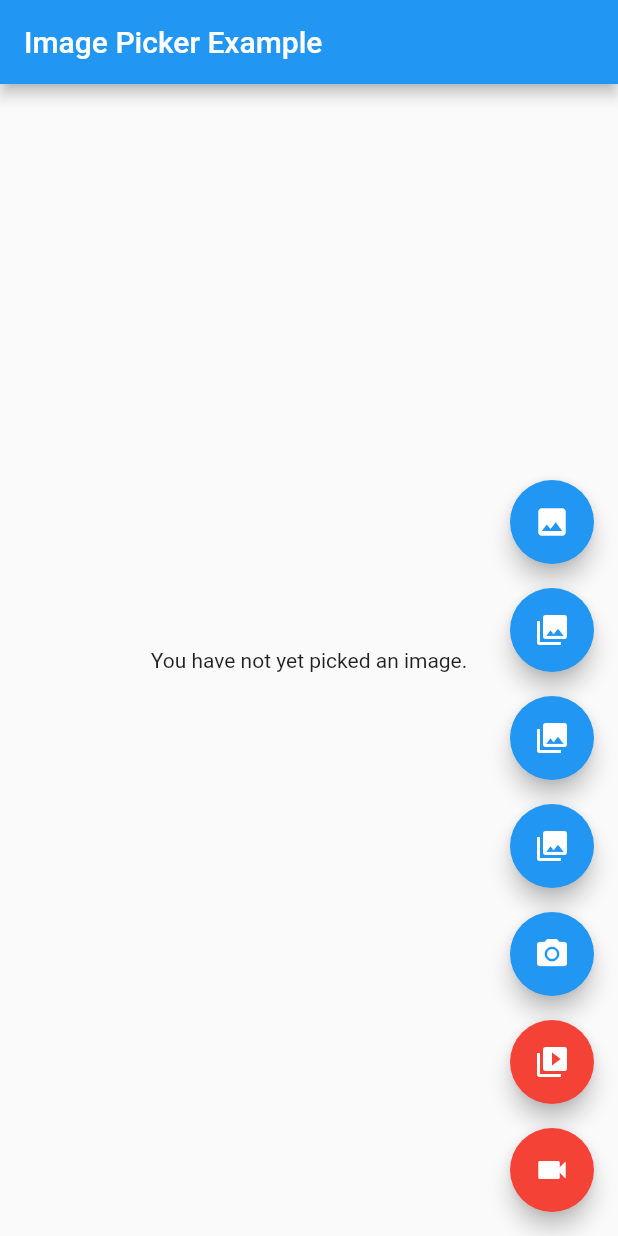
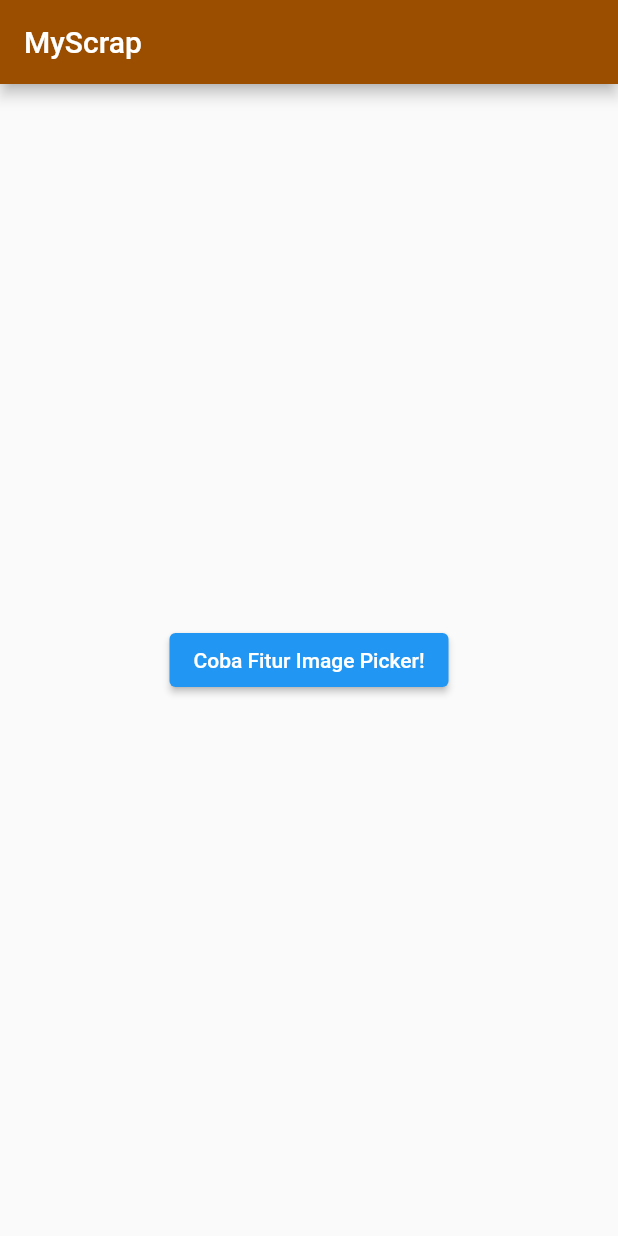
Before and after one commit to charlesbintang/flutter_rootproject, a Flutter app: the screen it shows after launch, on a phone screen of 412 x 824 dp. Run offline on Flutter 3.47's test engine with Material 2 defaults, Android fonts, the phone set to English and light mode, and no system bars; our stand-ins replace image_picker, video_player.

Commit message:
first page

```diff
--- a/lib/main.dart
+++ b/lib/main.dart
@@ -17,8 +17,55 @@ class MyApp extends StatelessWidget {
   @override
   Widget build(BuildContext context) {
     return const MaterialApp(
-      title: 'Image Picker Demo',
-      home: MyHomePage(title: 'Image Picker Example'),
+      title: 'SCRAPYBOOK',
+      home: MyScrap(),
+      // home: MyHomePage(title: 'Image Picker Example'),
     );
   }
 }
+
+class MyScrap extends StatefulWidget {
+  const MyScrap({super.key});
+
+  @override
+  State<MyScrap> createState() => _MyScrapState();
+}
+
+class _MyScrapState extends State<MyScrap> {
+  @override
+  Widget build(BuildContext context) {
+    return Scaffold(
+      appBar: AppBar(
+        title: const Text("MyScrap"),
+        backgroundColor: Color.fromARGB(255, 155, 77, 0),
+      ),
+      body: Center(
+        child: Column(
+          mainAxisAlignment: MainAxisAlignment.center,
+          children: <Widget>[
+            Container(
+              margin: const EdgeInsets.all(10),
+              child: ElevatedButton(
+                // To styling button
+                // style: ButtonStyle(
+                //     foregroundColor: MaterialStateProperty.resolveWith(
+                //         (states) => Colors.white),
+                //     backgroundColor: MaterialStateProperty.resolveWith(
+                //         (states) => Colors.amber)),
+                child: const Text("Coba Fitur Image Picker!"),
+                onPressed: () {
+                  Navigator.of(context).pushReplacement(
+                    MaterialPageRoute(
+                      builder: (context) =>
+                          const MyHomePage(title: "Image Picker"),
+                    ),
+                  );
+                },
+              ),
+            )
+          ],
+        ),
+      ),
+    );
+  }
+}
```
